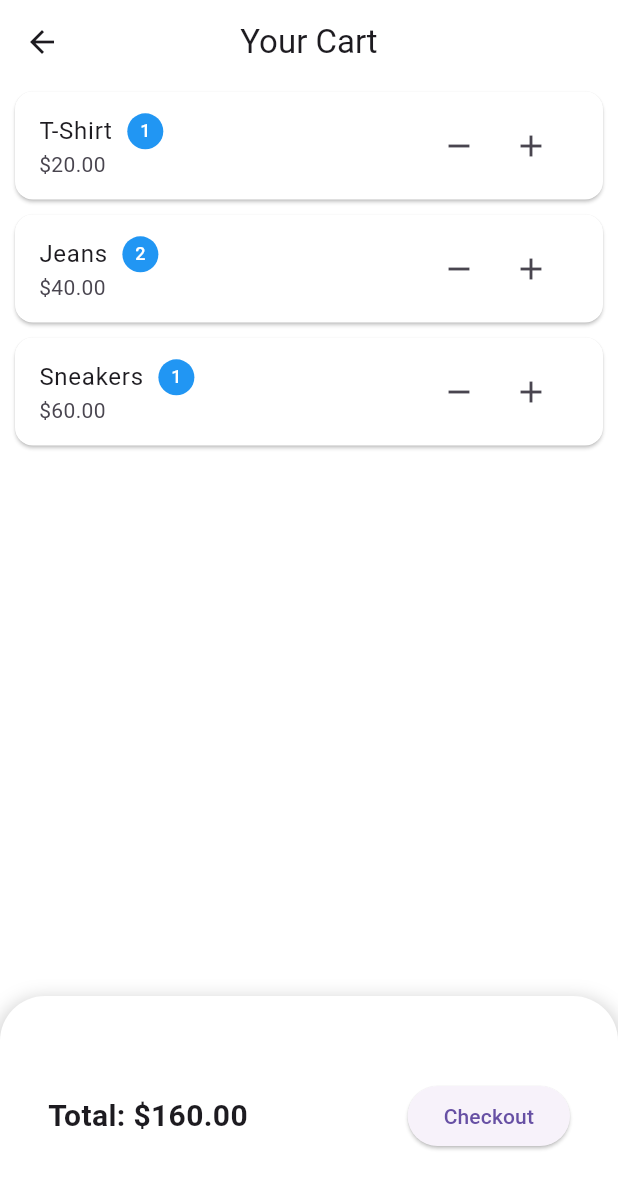
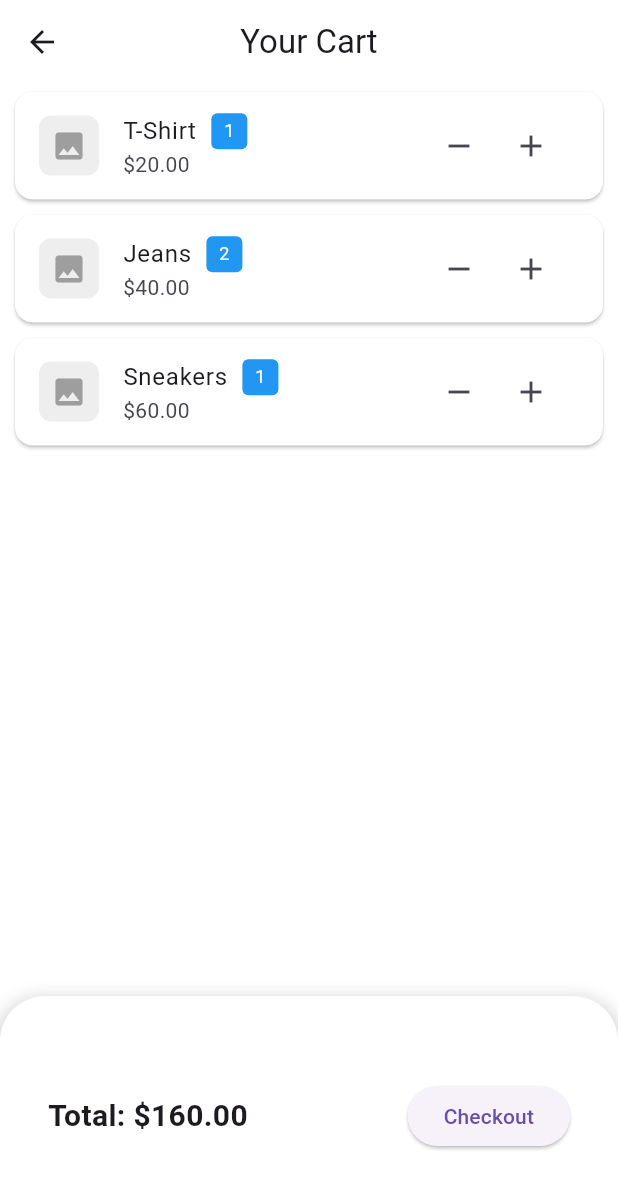
Before and after one commit to hadishamoun1/vesti-app, a Flutter app: the CartScreen screen opened directly, on a phone screen of 412 x 824 dp. Shown: the top 1189 px of the screen. Run offline on Flutter 3.47's test engine with Material 3 defaults, Android fonts, the light colour scheme and no system bars; our stand-ins replace geolocator, image_picker, jwt_decoder, permission_handler, shared_preferences; missing offline and left inert: flutter_background_geolocation; accounts and stored records are empty.

Commit message:
Added avatar for image

```diff
--- a/lib/screens/Cart.dart
+++ b/lib/screens/Cart.dart
@@ -55,6 +55,17 @@ class _CartScreenState extends State<CartScreen> {
                   color: Colors.white,
                   margin: EdgeInsets.symmetric(vertical: 5, horizontal: 10),
                   child: ListTile(
+                    leading: Container(
+                      width: 40,
+                      height: 40,
+                      decoration: BoxDecoration(
+                        color: Colors.grey.shade200,
+                        borderRadius: BorderRadius.circular(
+                            8), // Square shape with rounded corners
+                      ),
+                      child: Icon(Icons.image,
+                          color: Colors.grey), // Placeholder for product image
+                    ),
                     title: Row(
                       children: [
                         Text(
@@ -62,12 +73,22 @@ class _CartScreenState extends State<CartScreen> {
                           style: TextStyle(fontSize: 16),
                         ),
                         SizedBox(width: 10),
-                        CircleAvatar(
-                          radius: 12,
-                          backgroundColor: Colors.blue,
-                          child: Text(
-                            '${cartItems[index].quantity}',
-                            style: TextStyle(fontSize: 12, color: Colors.white),
+                        Container(
+                          width: 24, // Square size
+                          height: 24, // Square size
+                          decoration: BoxDecoration(
+                            color: Colors
+                                .blue, // Background color for the square avatar
+                            borderRadius: BorderRadius.circular(
+                                4), // Make the container square
+                          ),
+                          child: Center(
+                            child: Text(
+                              '${cartItems[index].quantity}',
+                              style: TextStyle(
+                                  fontSize: 12,
+                                  color: Colors.white), // White text color
+                            ),
                           ),
                         ),
                       ],
```
